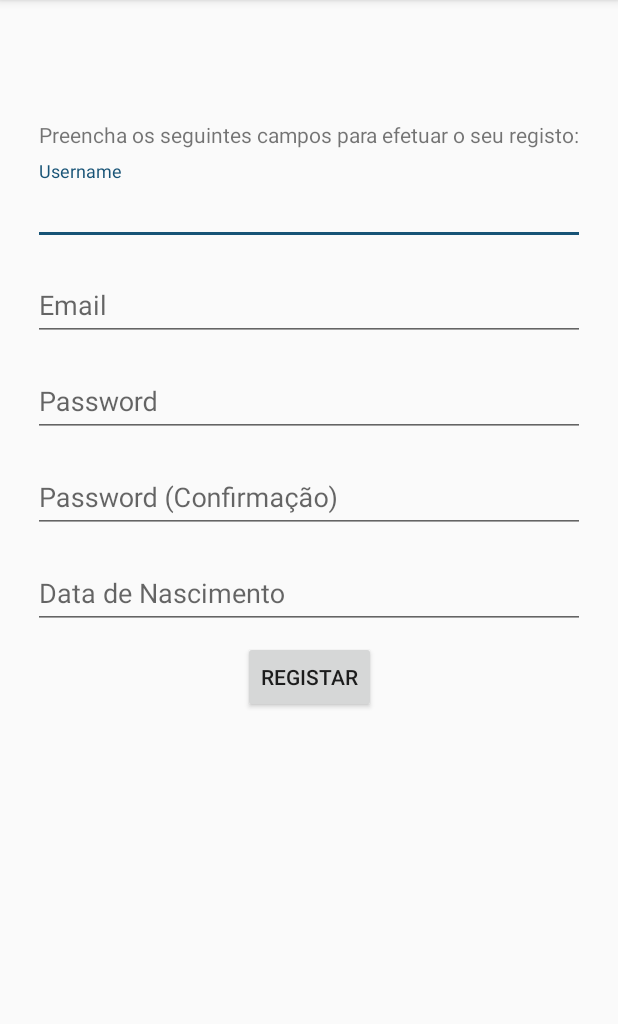
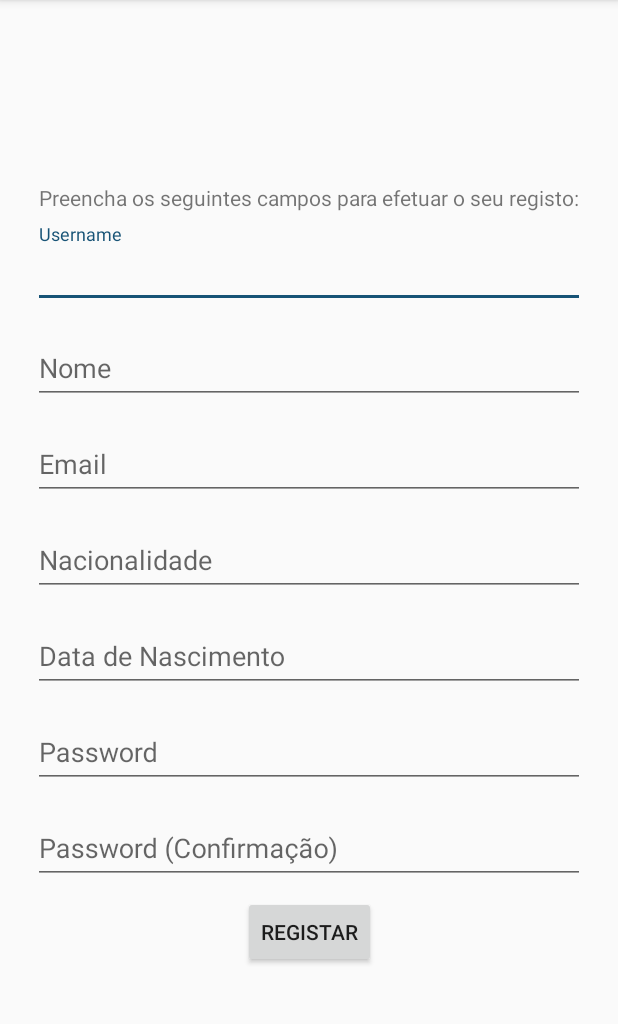
Before and after one commit to TiagoCrispim/MyScores, an Android app: the Register screen opened directly, with no data from a screen before it, on a phone screen of 412 x 824 dp, the part 84-1108 px from its top. Run offline under Robolectric (Android 15) with nearby library versions, the phone set to English and light mode, and no system bars.

Commit message:
Alterações Formulário Registo

```diff
--- a/app/src/main/res/layout/activity_login.xml
+++ b/app/src/main/res/layout/activity_login.xml
@@ -1,5 +1,6 @@
 <?xml version="1.0" encoding="utf-8"?>
 <LinearLayout xmlns:android="http://schemas.android.com/apk/res/android"
+    xmlns:app="http://schemas.android.com/apk/res-auto"
     xmlns:tools="http://schemas.android.com/tools"
     android:layout_width="match_parent"
     android:layout_height="match_parent"
@@ -74,21 +75,19 @@
                 android:textStyle="bold" />
 
             <TextView
-                android:id="@+id/textView"
+                android:id="@+id/textView3"
                 android:layout_width="match_parent"
                 android:layout_height="wrap_content"
                 android:text="@string/text_registar"
                 android:textAlignment="center" />
 
             <Button
-                android:id="@+id/register_button"
+                android:id="@+id/buttonRegistar"
                 style="?android:textAppearanceSmall"
                 android:layout_width="match_parent"
                 android:layout_height="wrap_content"
-                android:fontFamily="sans-serif"
                 android:onClick="onClickRegistar"
                 android:text="@string/action_register"
-                android:textSize="14sp"
                 android:textStyle="bold" />
 
         </LinearLayout>
--- a/app/src/main/res/layout/activity_register.xml
+++ b/app/src/main/res/layout/activity_register.xml
@@ -3,7 +3,8 @@
     xmlns:app="http://schemas.android.com/apk/res-auto"
     xmlns:tools="http://schemas.android.com/tools"
     android:layout_width="match_parent"
-    android:layout_height="match_parent"
+    android:layout_height="wrap_content"
+    android:layout_gravity="center"
     tools:context=".Register">
 
 
@@ -11,7 +12,6 @@
         android:id="@+id/tvInstrucao"
         android:layout_width="wrap_content"
         android:layout_height="wrap_content"
-        android:layout_marginTop="80dp"
         android:text="@string/text_instrucao_registo"
         app:layout_constraintEnd_toEndOf="parent"
         app:layout_constraintHorizontal_bias="0.5"
@@ -38,7 +38,7 @@
     </android.support.design.widget.TextInputLayout>
 
     <android.support.design.widget.TextInputLayout
-        android:id="@+id/inputEmail"
+        android:id="@+id/inputNome"
         android:layout_width="368dp"
         android:layout_height="wrap_content"
         android:layout_marginStart="8dp"
@@ -49,11 +49,68 @@
         app:layout_constraintTop_toBottomOf="@+id/inputUsername">
 
         <android.support.design.widget.TextInputEditText
+            android:id="@+id/nome"
+            android:layout_width="match_parent"
+            android:layout_height="wrap_content"
+            android:hint="@string/prompt_nome"
+            android:inputType="text" />
+    </android.support.design.widget.TextInputLayout>
+
+    <android.support.design.widget.TextInputLayout
+        android:id="@+id/inputEmail"
+        android:layout_width="368dp"
+        android:layout_height="wrap_content"
+        android:layout_marginStart="8dp"
+        android:layout_marginTop="8dp"
+        android:layout_marginEnd="8dp"
+        app:layout_constraintEnd_toEndOf="parent"
+        app:layout_constraintStart_toStartOf="parent"
+        app:layout_constraintTop_toBottomOf="@+id/inputNome">
+
+        <android.support.design.widget.TextInputEditText
             android:id="@+id/email"
             android:layout_width="match_parent"
             android:layout_height="wrap_content"
             android:hint="@string/prompt_email"
             android:inputType="textEmailAddress" />
+    </android.support.design.widget.TextInputLayout>
+
+    <android.support.design.widget.TextInputLayout
+        android:id="@+id/inputNacionalidade"
+        android:layout_width="368dp"
+        android:layout_height="wrap_content"
+        android:layout_marginStart="8dp"
+        android:layout_marginTop="8dp"
+        android:layout_marginEnd="8dp"
+        app:layout_constraintEnd_toEndOf="parent"
+        app:layout_constraintStart_toStartOf="parent"
+        app:layout_constraintTop_toBottomOf="@+id/inputEmail">
+
+        <android.support.design.widget.TextInputEditText
+            android:id="@+id/nacionalidade"
+            android:layout_width="match_parent"
+            android:layout_height="wrap_content"
+            android:hint="@string/prompt_nacionalidade"
+            android:inputType="text" />
+    </android.support.design.widget.TextInputLayout>
+
+    <android.support.design.widget.TextInputLayout
+        android:id="@+id/inputDataNascimento"
+        android:layout_width="368dp"
+        android:layout_height="wrap_content"
+        android:layout_marginStart="8dp"
+        android:layout_marginTop="8dp"
+        android:layout_marginEnd="8dp"
+        app:layout_constraintEnd_toEndOf="parent"
+        app:layout_constraintStart_toStartOf="parent"
+        app:layout_constraintTop_toBottomOf="@+id/inputNacionalidade">
+
+        <android.support.design.widget.TextInputEditText
+            android:id="@+id/dataNascimento"
+            android:layout_width="match_parent"
+            android:layout_height="wrap_content"
+            android:hint="@string/prompt_dataDeNascimento"
+            android:inputType="date" />
     </android.support.design.widget.TextInputLayout>
 
     <android.support.design.widget.TextInputLayout
@@ -65,7 +122,7 @@
         android:layout_marginEnd="8dp"
         app:layout_constraintEnd_toEndOf="parent"
         app:layout_constraintStart_toStartOf="parent"
-        app:layout_constraintTop_toBottomOf="@+id/inputEmail">
+        app:layout_constraintTop_toBottomOf="@+id/inputDataNascimento">
 
         <android.support.design.widget.TextInputEditText
             android:id="@+id/password"
@@ -94,25 +151,6 @@
             android:inputType="textPassword" />
     </android.support.design.widget.TextInputLayout>
 
-    <android.support.design.widget.TextInputLayout
-        android:id="@+id/inputDataNascimento"
-        android:layout_width="368dp"
-        android:layout_height="wrap_content"
-        android:layout_marginStart="8dp"
-        android:layout_marginTop="8dp"
-        android:layout_marginEnd="8dp"
-        app:layout_constraintEnd_toEndOf="parent"
-        app:layout_constraintStart_toStartOf="parent"
-        app:layout_constraintTop_toBottomOf="@+id/inputConfirmassaoPassword">
-
-        <android.support.design.widget.TextInputEditText
-            android:id="@+id/dataNascimento"
-            android:layout_width="match_parent"
-            android:layout_height="wrap_content"
-            android:hint="@string/prompt_dataDeNascimento"
-            android:inputType="date" />
-    </android.support.design.widget.TextInputLayout>
-
     <Button
         android:id="@+id/buttonRegistar"
         android:layout_width="wrap_content"
@@ -124,6 +162,6 @@
         android:text="@string/action_register"
         app:layout_constraintEnd_toEndOf="parent"
         app:layout_constraintStart_toStartOf="parent"
-        app:layout_constraintTop_toBottomOf="@+id/inputDataNascimento" />
+        app:layout_constraintTop_toBottomOf="@+id/inputConfirmassaoPassword" />
 
 </android.support.constraint.ConstraintLayout>
--- a/app/src/main/res/values/strings.xml
+++ b/app/src/main/res/values/strings.xml
@@ -33,6 +33,8 @@
     <string name="action_sign_up">Sign up</string>
     <string name="action_login">Login</string>
     <string name="prompt_username">Username</string>
+    <string name="prompt_nome">Nome</string>
+    <string name="prompt_nacionalidade">Nacionalidade</string>
     <string name="prompt_dataDeNascimento">Data de Nascimento</string>
     <string name="text_instrucao_registo">Preencha os seguintes campos para efetuar o seu registo:</string>
 
```
